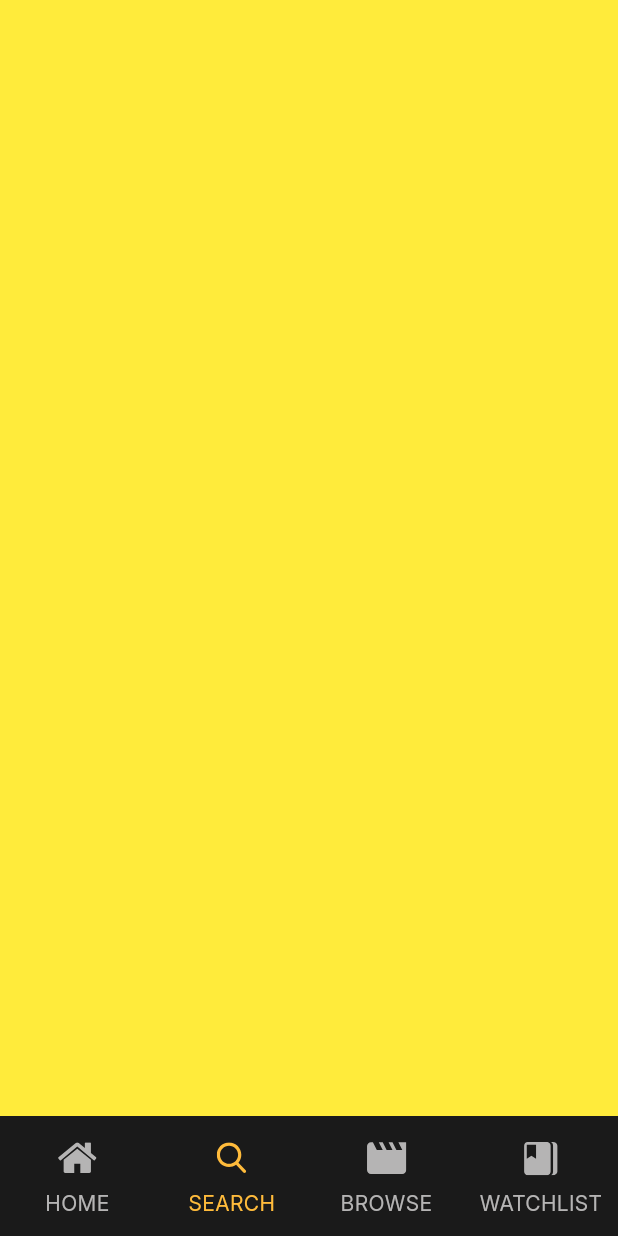
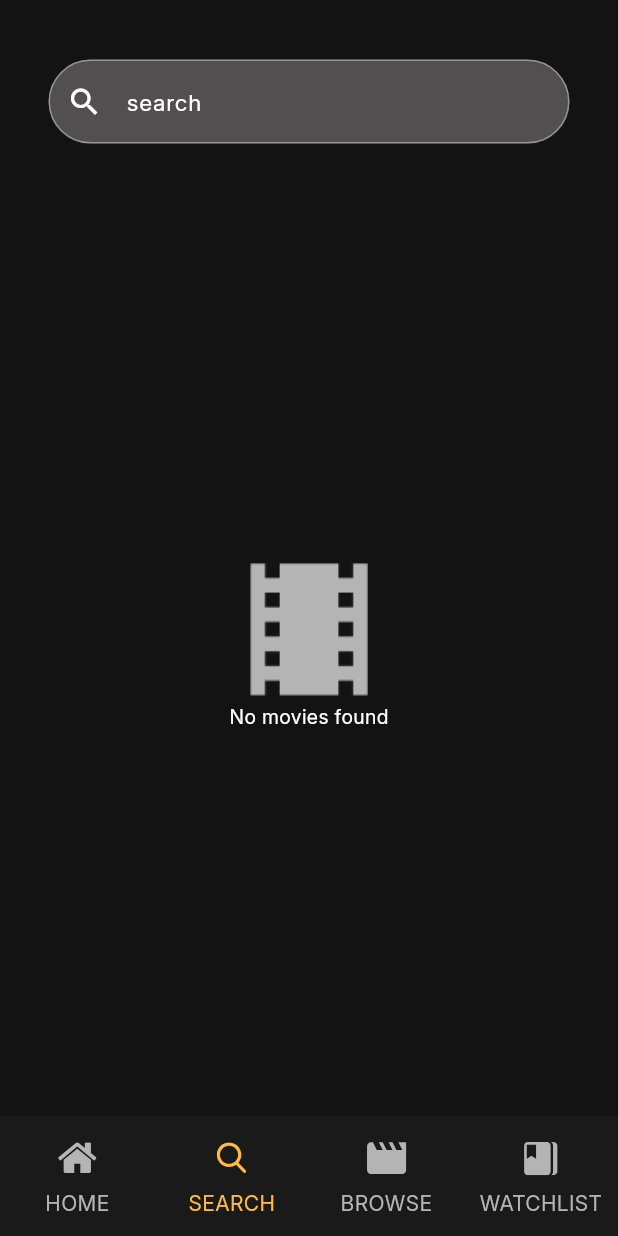
Before and after one commit to Mohamed2852002/Movies-App, a Flutter app: the screen it shows after launch, swiped to page 2, on a phone screen of 412 x 824 dp. Run offline on Flutter 3.47's test engine with Material 3 defaults, Android fonts, the phone set to English and light mode, and no system bars; our stand-ins replace dio, flutter_screenutil, flutter_svg, go_router.

Commit message:
ui search screen

```diff
--- a/lib/features/search/presentation/views/search_view.dart
+++ b/lib/features/search/presentation/views/search_view.dart
@@ -1,12 +1,64 @@
 import 'package:flutter/material.dart';
+import 'package:flutter_screenutil/flutter_screenutil.dart';
+import 'package:movies_app/features/search/presentation/views/widgets/custom_list_item.dart';
 
-class SearchView extends StatelessWidget {
+class SearchView extends StatefulWidget {
   const SearchView({super.key});
 
   @override
+  State<SearchView> createState() => _SearchViewState();
+}
+
+class _SearchViewState extends State<SearchView> {
+  @override
   Widget build(BuildContext context) {
-    return Container(
-      color: Colors.yellow,
+    return Column(
+      children: [
+        Container(
+          margin: REdgeInsets.only(top: 43,right: 35,left: 35,bottom: 25),
+          child: TextField(
+            onChanged: (text) {
+              print(text);
+            },
+            style: TextStyle(color: Colors.white),
+            cursorColor: Colors.white,
+            decoration: InputDecoration(
+              prefixIcon: Icon(Icons.search,color: Colors.white,),
+              focusedBorder: OutlineInputBorder(
+                borderRadius: BorderRadius.circular(40),
+              ),
+              enabledBorder: OutlineInputBorder(
+                borderSide: BorderSide(
+                  color: Colors.white.withOpacity(0.4)
+                ),
+                borderRadius: BorderRadius.circular(40)
+              ),
+              hintText: "search",
+              hintStyle: TextStyle(
+                fontSize: 15,
+                color: Colors.white,
+              ),
+              fillColor: Color(0xFF514F4F),
+              filled: true,
+            ),
+          ),
+        ),
+        Spacer(),
+        Container(
+          child: Column(
+            children: [
+              Image.asset("assets/images/Icon material-local-movies.png"),
+              SizedBox(height: 5.h),
+              Text("No movies found",style: TextStyle(
+                  fontSize: 13,
+                  fontWeight: FontWeight.w400,
+                  color: Colors.white
+              ),),
+            ],
+          ),
+        ),
+        Spacer(),
+      ],
     );
   }
 }
--- /dev/null
+++ b/lib/features/search/presentation/views/widgets/custom_list_item.dart
@@ -0,0 +1,20 @@
+import 'package:flutter/material.dart';
+import 'package:flutter_screenutil/flutter_screenutil.dart';
+
+class CustomListItem extends StatelessWidget {
+  const CustomListItem({super.key});
+
+  @override
+  Widget build(BuildContext context) {
+    return ListTile(
+      leading: Image.network(
+        "https://encrypted-tbn0.gstatic.com/images?q=tbn:ANd9GcQxlN43fZveSjOFapAiHF6jEqWmQRWA273LTw&s",
+        width: 140.w,
+        height: 89.h,
+        fit: BoxFit.cover,
+      ),
+      title: Text("Harry Potter Pack"),
+      subtitle: Text("2001\nThe Philosopher`s Stone"),
+    );
+  }
+}
--- a/pubspec.yaml
+++ b/pubspec.yaml
@@ -56,6 +56,7 @@ flutter:
   # To add assets to your application, add an assets section, like this:
   assets:
     - assets/icons/
+    - assets/images/
   #   - images/a_dot_ham.jpeg
   # An image asset can refer to one or more resolution-specific "variants", see
   # https://flutter.dev/to/resolution-aware-images
```
Also changed, not shown: assets/images/Icon material-local-movies.png (added).
